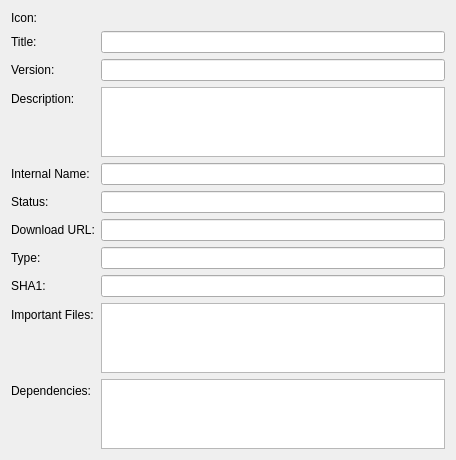
Above: wpmcpp/packageversionform.ui from npackd/npackd before the change. Below: the same form after it.
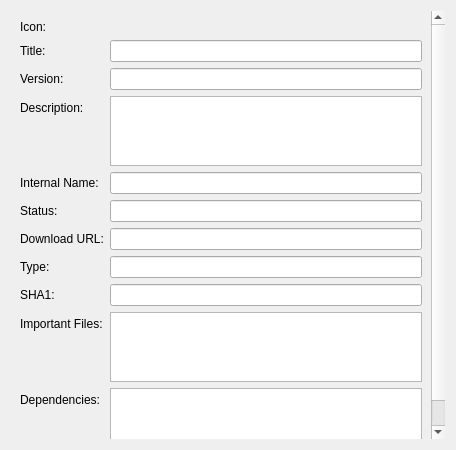
That is the form after the change.

Commit message: Close detail tabs if the repositories get reloaded

```diff
--- a/wpmcpp/packageversionform.ui
+++ b/wpmcpp/packageversionform.ui
@@ -7,16 +7,31 @@
     <x>0</x>
     <y>0</y>
     <width>456</width>
-    <height>421</height>
+    <height>450</height>
    </rect>
   </property>
   <property name="windowTitle">
    <string>Form</string>
   </property>
+  <layout class="QVBoxLayout" name="verticalLayout">
+   <item>
+    <widget class="QScrollArea" name="scrollArea">
+     <property name="frameShape">
+      <enum>QFrame::NoFrame</enum>
+     </property>
+     <property name="widgetResizable">
+      <bool>true</bool>
+     </property>
+     <widget class="QWidget" name="scrollAreaWidgetContents">
+      <property name="geometry">
+       <rect>
+        <x>0</x>
+        <y>0</y>
+        <width>421</width>
+        <height>444</height>
+       </rect>
+      </property>
   <layout class="QFormLayout" name="formLayout">
-   <property name="fieldGrowthPolicy">
-    <enum>QFormLayout::AllNonFixedFieldsGrow</enum>
-   </property>
    <item row="0" column="0">
     <widget class="QLabel" name="label_6">
      <property name="text">
@@ -82,7 +97,7 @@
      </property>
     </widget>
    </item>
-   <item row="5" column="0">
+       <item row="4" column="0">
     <widget class="QLabel" name="label_3">
      <property name="text">
       <string>Internal Name:</string>
@@ -92,14 +107,14 @@
      </property>
     </widget>
    </item>
-   <item row="5" column="1">
+       <item row="4" column="1">
     <widget class="QLineEdit" name="lineEditInternalName">
      <property name="readOnly">
       <bool>true</bool>
      </property>
     </widget>
    </item>
-   <item row="6" column="0">
+       <item row="5" column="0">
     <widget class="QLabel" name="label_7">
      <property name="text">
       <string>Status:</string>
@@ -109,14 +124,14 @@
      </property>
     </widget>
    </item>
-   <item row="6" column="1">
+       <item row="5" column="1">
     <widget class="QLineEdit" name="lineEditStatus">
      <property name="readOnly">
       <bool>true</bool>
      </property>
     </widget>
    </item>
-   <item row="7" column="0">
+       <item row="6" column="0">
     <widget class="QLabel" name="label_8">
      <property name="text">
       <string>Download URL:</string>
@@ -126,14 +141,14 @@
      </property>
     </widget>
    </item>
-   <item row="7" column="1">
+       <item row="6" column="1">
     <widget class="QLineEdit" name="lineEditDownload">
      <property name="readOnly">
       <bool>true</bool>
      </property>
     </widget>
    </item>
-   <item row="8" column="0">
+       <item row="7" column="0">
     <widget class="QLabel" name="label_10">
      <property name="text">
       <string>Type:</string>
@@ -143,14 +158,14 @@
      </property>
     </widget>
    </item>
-   <item row="8" column="1">
+       <item row="7" column="1">
     <widget class="QLineEdit" name="lineEditType">
      <property name="readOnly">
       <bool>true</bool>
      </property>
     </widget>
    </item>
-   <item row="9" column="0">
+       <item row="8" column="0">
     <widget class="QLabel" name="label_9">
      <property name="text">
       <string>SHA1:</string>
@@ -160,14 +175,14 @@
      </property>
     </widget>
    </item>
-   <item row="9" column="1">
+       <item row="8" column="1">
     <widget class="QLineEdit" name="lineEditSHA1">
      <property name="readOnly">
       <bool>true</bool>
      </property>
     </widget>
    </item>
-   <item row="10" column="0">
+       <item row="9" column="0">
     <widget class="QLabel" name="label_11">
      <property name="text">
       <string>Important Files:</string>
@@ -177,14 +192,14 @@
      </property>
     </widget>
    </item>
-   <item row="10" column="1">
+       <item row="9" column="1">
     <widget class="QTextEdit" name="textEditImportantFiles">
      <property name="readOnly">
       <bool>true</bool>
      </property>
     </widget>
    </item>
-   <item row="11" column="0">
+       <item row="10" column="0">
     <widget class="QLabel" name="label_12">
      <property name="text">
       <string>Dependencies:</string>
@@ -194,11 +209,15 @@
      </property>
     </widget>
    </item>
-   <item row="11" column="1">
+       <item row="10" column="1">
     <widget class="QTextEdit" name="textEditDependencies">
      <property name="readOnly">
       <bool>true</bool>
      </property>
+        </widget>
+       </item>
+      </layout>
+     </widget>
     </widget>
    </item>
   </layout>
```
Lines whose indentation alone changed are shown as unchanged. The commit also changes 3 other files.
